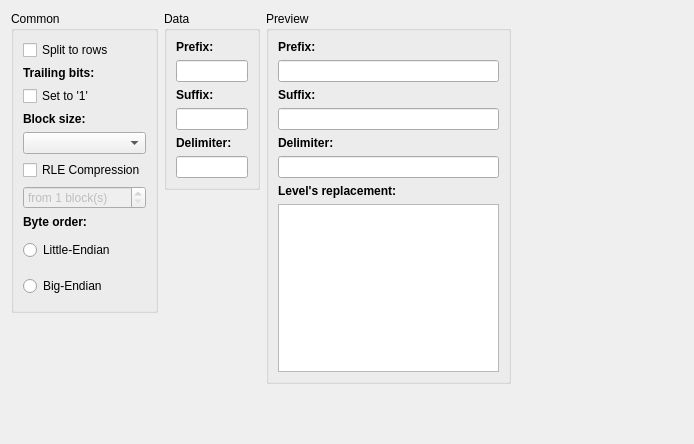
First picture: the form in controls/setup/parts/image/setuptabimage.ui, repository riuson/lcd-image-converter, before the edit.
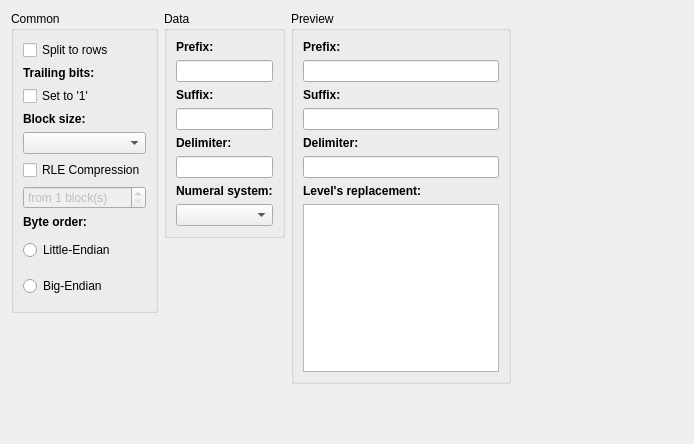
Second picture: the form after the edit.

Commit message: Added combobox to image setup

Patch:
```diff
--- a/controls/setup/parts/image/setuptabimage.ui
+++ b/controls/setup/parts/image/setuptabimage.ui
@@ -220,6 +220,22 @@
         <item>
          <widget class="QLineEdit" name="lineEditBlockDelimiter"/>
         </item>
+        <item>
+         <widget class="QLabel" name="label_11">
+          <property name="font">
+           <font>
+            <weight>75</weight>
+            <bold>true</bold>
+           </font>
+          </property>
+          <property name="text">
+           <string>Numeral system:</string>
+          </property>
+         </widget>
+        </item>
+        <item>
+         <widget class="QComboBox" name="comboBoxNumeralSystem"/>
+        </item>
        </layout>
        <zorder>lineEditBlockDelimiter</zorder>
        <zorder>lineEditBlockSuffix</zorder>
```
Left out of the diff: 2 changed lines with no effect on the pictures.
